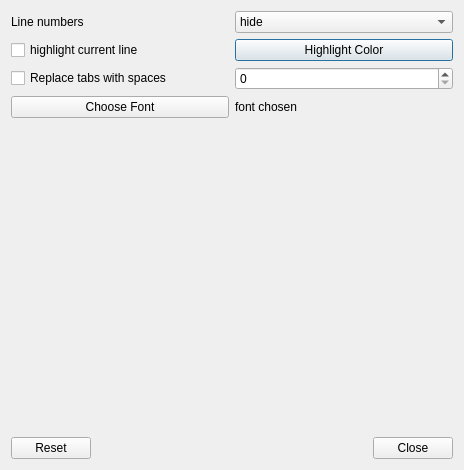
Above: src/settings.ui from adjamhub/cutepad before the change. Below: the same form after it.
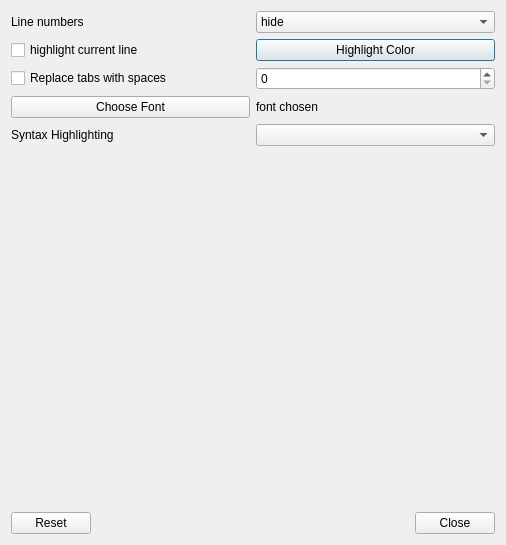
That is the form after the change.

Commit message: Syntax Hightlighting theme choice

The edit to the form file:
```diff
--- a/src/settings.ui
+++ b/src/settings.ui
@@ -6,8 +6,8 @@
    <rect>
     <x>0</x>
     <y>0</y>
-    <width>464</width>
-    <height>470</height>
+    <width>506</width>
+    <height>545</height>
    </rect>
   </property>
   <property name="windowTitle">
@@ -94,6 +94,20 @@
      </item>
     </layout>
    </item>
+   <item>
+    <layout class="QHBoxLayout" name="horizontalLayout_6">
+     <item>
+      <widget class="QLabel" name="shLabel">
+       <property name="text">
+        <string>Syntax Highlighting</string>
+       </property>
+      </widget>
+     </item>
+     <item>
+      <widget class="QComboBox" name="syntaxHighlightingComboBox"/>
+     </item>
+    </layout>
+   </item>
    <item>
     <spacer name="verticalSpacer">
      <property name="orientation">
```
The commit also changes 4 other files.
